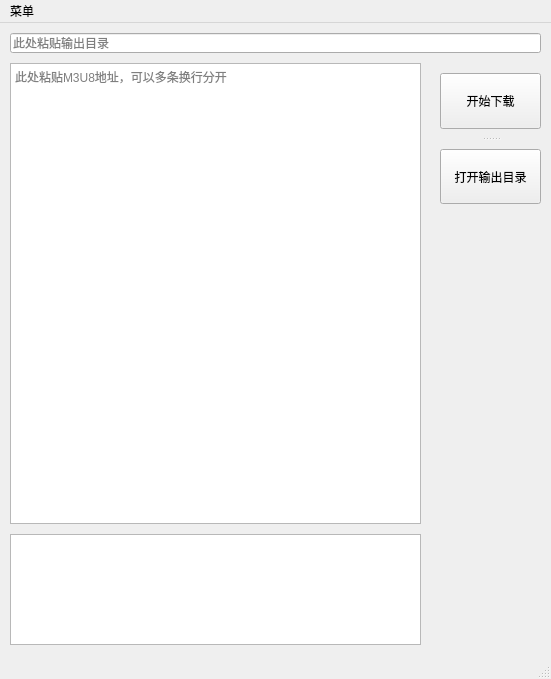
This is 下载M3U8视频/m3u8_main_window.ui in 932755233/FormatID as Qt 5 draws it before an edit. The edited form follows.
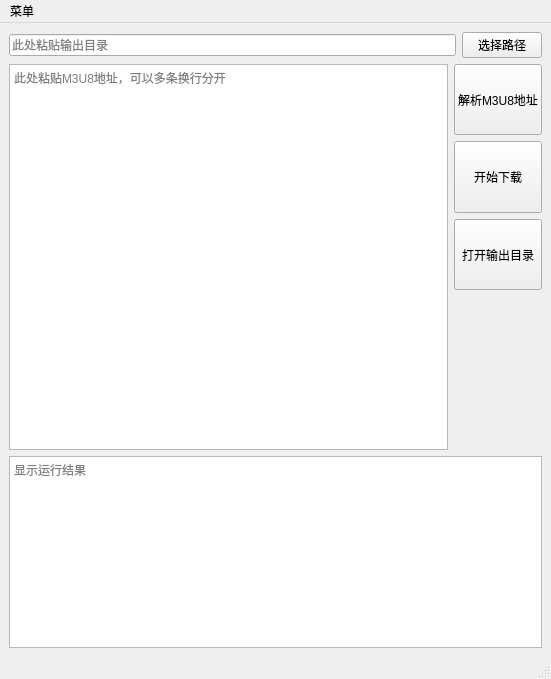
This is the edited form.

Patch:
```diff
--- a/下载M3U8视频/m3u8_main_window.ui
+++ b/下载M3U8视频/m3u8_main_window.ui
@@ -10,44 +10,33 @@
     <height>679</height>
    </rect>
   </property>
-  <property name="minimumSize">
-   <size>
-    <width>551</width>
-    <height>679</height>
-   </size>
-  </property>
-  <property name="maximumSize">
-   <size>
-    <width>551</width>
-    <height>679</height>
-   </size>
-  </property>
   <property name="windowTitle">
    <string>下载M3U8地址的视频</string>
   </property>
   <widget class="QWidget" name="centralwidget">
+   <layout class="QVBoxLayout" name="verticalLayout_3">
+    <item>
+     <layout class="QHBoxLayout" name="horizontalLayout">
+      <item>
    <widget class="QLineEdit" name="lineEdit_folder">
-    <property name="geometry">
-     <rect>
-      <x>10</x>
-      <y>10</y>
-      <width>531</width>
-      <height>20</height>
-     </rect>
-    </property>
     <property name="placeholderText">
      <string>此处粘贴输出目录</string>
     </property>
    </widget>
+      </item>
+      <item>
+       <widget class="QPushButton" name="pushButton_choose_folder">
+        <property name="text">
+         <string>选择路径</string>
+        </property>
+       </widget>
+      </item>
+     </layout>
+    </item>
+    <item>
+     <layout class="QHBoxLayout" name="horizontalLayout_2">
+      <item>
    <widget class="QPlainTextEdit" name="plainTextEdit_m3u8">
-    <property name="geometry">
-     <rect>
-      <x>10</x>
-      <y>40</y>
-      <width>411</width>
-      <height>461</height>
-     </rect>
-    </property>
     <property name="sizeAdjustPolicy">
      <enum>QAbstractScrollArea::AdjustIgnored</enum>
     </property>
@@ -58,45 +47,134 @@
      <string>此处粘贴M3U8地址，可以多条换行分开</string>
     </property>
    </widget>
-   <widget class="QSplitter" name="splitter">
-    <property name="geometry">
-     <rect>
-      <x>440</x>
-      <y>50</y>
-      <width>101</width>
-      <height>131</height>
-     </rect>
-    </property>
-    <property name="lineWidth">
-     <number>1</number>
-    </property>
-    <property name="orientation">
-     <enum>Qt::Vertical</enum>
-    </property>
-    <property name="handleWidth">
-     <number>20</number>
-    </property>
+      </item>
+      <item>
+       <layout class="QVBoxLayout" name="verticalLayout_2">
+        <item>
+         <layout class="QVBoxLayout" name="verticalLayout">
+          <item>
+           <widget class="QPushButton" name="pushButton_jiexi">
+            <property name="sizePolicy">
+             <sizepolicy hsizetype="Minimum" vsizetype="Minimum">
+              <horstretch>0</horstretch>
+              <verstretch>0</verstretch>
+             </sizepolicy>
+            </property>
+            <property name="text">
+             <string>解析M3U8地址</string>
+            </property>
+           </widget>
+          </item>
+          <item>
     <widget class="QPushButton" name="pushButton_start">
+            <property name="sizePolicy">
+             <sizepolicy hsizetype="Minimum" vsizetype="Minimum">
+              <horstretch>0</horstretch>
+              <verstretch>0</verstretch>
+             </sizepolicy>
+            </property>
      <property name="text">
       <string>开始下载</string>
      </property>
     </widget>
+          </item>
+          <item>
     <widget class="QPushButton" name="pushButton_openfolder">
+            <property name="sizePolicy">
+             <sizepolicy hsizetype="Minimum" vsizetype="Minimum">
+              <horstretch>0</horstretch>
+              <verstretch>0</verstretch>
+             </sizepolicy>
+            </property>
      <property name="text">
       <string>打开输出目录</string>
      </property>
     </widget>
-   </widget>
+          </item>
+         </layout>
+        </item>
+        <item>
+         <spacer name="verticalSpacer_2">
+          <property name="orientation">
+           <enum>Qt::Vertical</enum>
+          </property>
+          <property name="sizeType">
+           <enum>QSizePolicy::Minimum</enum>
+          </property>
+          <property name="sizeHint" stdset="0">
+           <size>
+            <width>20</width>
+            <height>40</height>
+           </size>
+          </property>
+         </spacer>
+        </item>
+        <item>
+         <spacer name="verticalSpacer_4">
+          <property name="orientation">
+           <enum>Qt::Vertical</enum>
+          </property>
+          <property name="sizeType">
+           <enum>QSizePolicy::Minimum</enum>
+          </property>
+          <property name="sizeHint" stdset="0">
+           <size>
+            <width>20</width>
+            <height>40</height>
+           </size>
+          </property>
+         </spacer>
+        </item>
+        <item>
+         <spacer name="verticalSpacer_3">
+          <property name="orientation">
+           <enum>Qt::Vertical</enum>
+          </property>
+          <property name="sizeType">
+           <enum>QSizePolicy::Minimum</enum>
+          </property>
+          <property name="sizeHint" stdset="0">
+           <size>
+            <width>20</width>
+            <height>40</height>
+           </size>
+          </property>
+         </spacer>
+        </item>
+        <item>
+         <spacer name="verticalSpacer">
+          <property name="orientation">
+           <enum>Qt::Vertical</enum>
+          </property>
+          <property name="sizeType">
+           <enum>QSizePolicy::Minimum</enum>
+          </property>
+          <property name="sizeHint" stdset="0">
+           <size>
+            <width>20</width>
+            <height>40</height>
+           </size>
+          </property>
+         </spacer>
+        </item>
+       </layout>
+      </item>
+     </layout>
+    </item>
+    <item>
    <widget class="QTextBrowser" name="textBrowser_out">
-    <property name="geometry">
-     <rect>
-      <x>10</x>
-      <y>511</y>
-      <width>411</width>
-      <height>111</height>
-     </rect>
-    </property>
-   </widget>
+      <property name="sizePolicy">
+       <sizepolicy hsizetype="Expanding" vsizetype="Minimum">
+        <horstretch>0</horstretch>
+        <verstretch>0</verstretch>
+       </sizepolicy>
+      </property>
+      <property name="placeholderText">
+       <string>显示运行结果</string>
+      </property>
+     </widget>
+    </item>
+   </layout>
   </widget>
   <widget class="QStatusBar" name="statusbar"/>
   <widget class="QMenuBar" name="menuBar">
```
Lines whose indentation alone changed are shown as unchanged.
